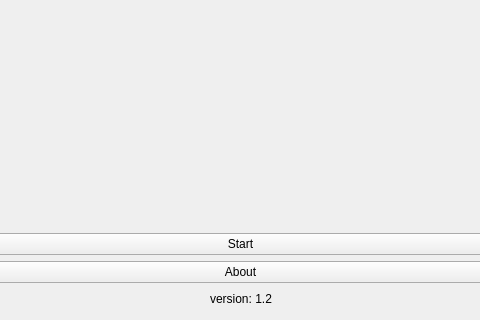
The window that views/homeview.ui (Vermont-EPSCoR/Macroinvertebrates) describes before a commit, drawn with Qt 5; both pictures show x 220 to 700 and y 290 to 610 of the 921 by 610 pixel window.
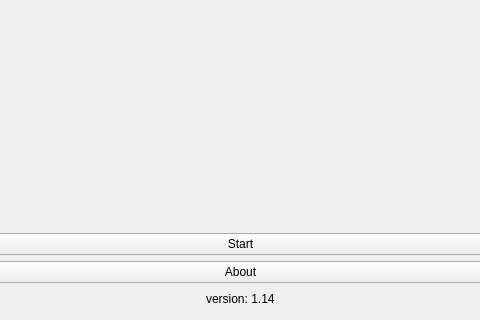
The same window after the commit.

Commit message: Add a version changing script to target the multiple locations that need it in one fell swoop.

What changed in the file:
```diff
--- a/views/homeview.ui
+++ b/views/homeview.ui
@@ -114,7 +114,7 @@
      <item>
       <widget class="QLabel" name="versionLabel">
        <property name="text">
-        <string>version: 1.2</string>
+        <string>version: 1.14</string>
        </property>
       </widget>
      </item>
```
The commit also changes 4 other files.
